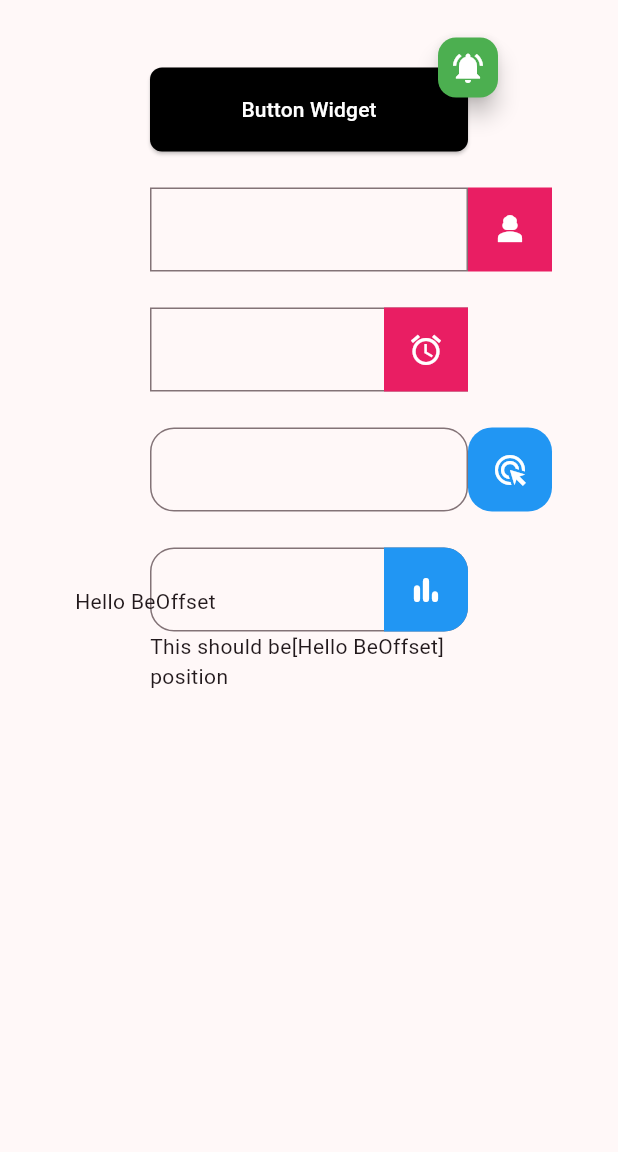
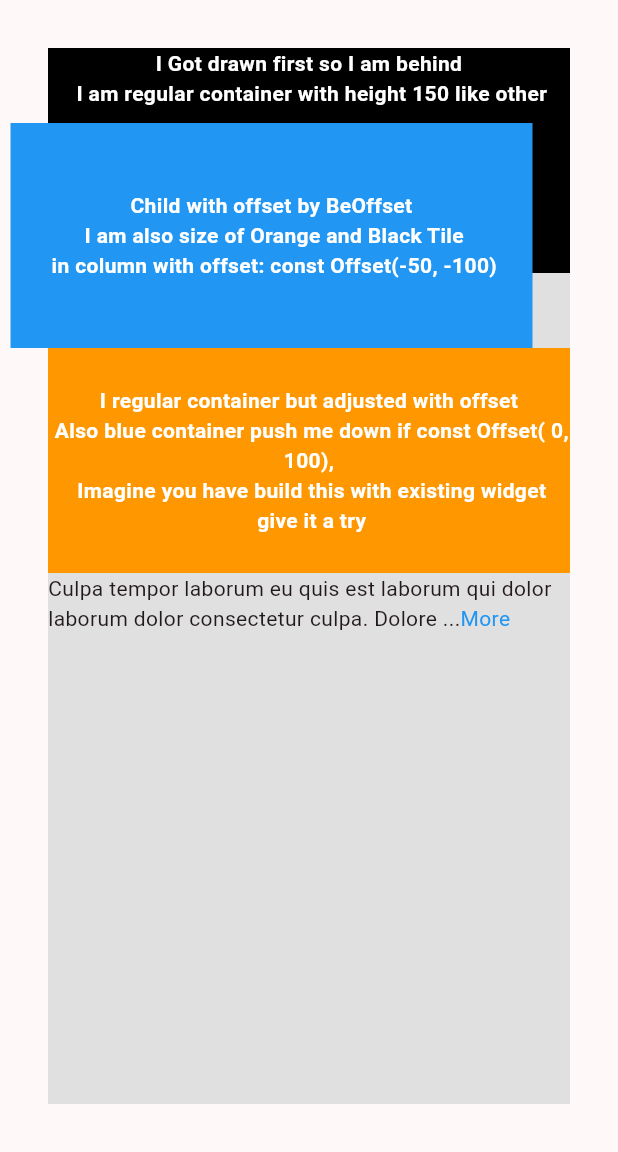
Before and after one commit to BusinessOcean/be_widgets, a Flutter app: the screen it shows after launch, on a phone screen of 412 x 824 dp, the part 84-1236 px from its top. Run offline on Flutter 3.47's test engine with Material 3 defaults, Android fonts, the phone set to English and light mode, and no system bars.

Commit message:
added be_text_more & be_offset

```diff
--- a/example/lib/main.dart
+++ b/example/lib/main.dart
@@ -1,5 +1,4 @@
 import 'package:be_widgets/be_widgets.dart';
-import 'package:example/example/input_label.dart';
 import 'package:flutter/material.dart';
 
 void main() {
@@ -41,46 +40,125 @@ class _MyHomePageState extends State<MyHomePage> {
       ),
       // body: const SingleExample(),
       body: Container(
-        margin: const EdgeInsets.symmetric(vertical: 45, horizontal: 100),
-        child: ListView(
-          children: [
-            BeBadge(
-              badge: FloatingActionButton.small(
-                backgroundColor: Colors.green,
-                onPressed: () {},
-                child: const Icon(
-                  Icons.notifications_active,
-                  color: Colors.white,
+        padding: const EdgeInsets.all(32),
+        child: Container(
+          color: Colors.grey.shade300,
+          child: Column(
+            children: [
+              Container(
+                color: Colors.black,
+                width: double.infinity,
+                height: 150,
+                child: const Text(
+                  "I Got drawn first so I am behind\n I am regular container with height 150 like other",
+                  textAlign: TextAlign.center,
+                  style: TextStyle(
+                    fontWeight: FontWeight.bold,
+                    fontSize: 14,
+                    color: Colors.white,
+                  ),
                 ),
               ),
-              child: ElevatedButton(
-                  onPressed: () {},
-                  style: const ButtonStyle(
-                      shape: MaterialStatePropertyAll(RoundedRectangleBorder(
-                          borderRadius: BorderRadius.all(Radius.circular(8)))),
-                      backgroundColor: MaterialStatePropertyAll(Colors.black)),
-                  child: const Padding(
-                    padding: EdgeInsets.all(18.0),
-                    child: Text("Button Widget",
-                        style: TextStyle(color: Colors.white)),
-                  )),
-            ),
-            boxGap,
-            const InputLabel(),
-            boxGap,
-            const InputLabelInnerRight(),
-            boxGap,
-            const InputLabelRounded(),
-            boxGap,
-            const InputLabelRoundedRegular(),
-            const BeOffset(
-              offset: Offset(-50, -30),
-              child: Text("Hello BeOffset"),
-            ),
-            const Text("This should be[Hello BeOffset] position"),
-          ],
+              BeOffset(
+                offset: const Offset(-50, -100),
+                child: Container(
+                  color: Colors.blue,
+                  height: 150,
+                  child: InkWell(
+                    onTap: () {
+                      ScaffoldMessenger.of(context).showSnackBar(
+                        const SnackBar(
+                          content: Text('BeOffset Got clicked!!!1'),
+                        ),
+                      );
+                    },
+                    child: const Center(
+                      child: Text(
+                        "Child with offset by BeOffset\n I am also size of Orange and Black Tile\n in column with offset: const Offset(-50, -100)",
+                        textAlign: TextAlign.center,
+                        style: TextStyle(
+                          fontWeight: FontWeight.bold,
+                          fontSize: 14,
+                          color: Colors.white,
+                        ),
+                      ),
+                    ),
+                  ),
+                ),
+              ),
+              Container(
+                color: Colors.orange,
+                height: 150,
+                child: const Center(
+                  child: Text(
+                    "I regular container but adjusted with offset \n Also blue container push me down if const Offset( 0, 100),\n Imagine you have build this with existing widget\n give it a try",
+                    textAlign: TextAlign.center,
+                    style: TextStyle(
+                      fontWeight: FontWeight.bold,
+                      fontSize: 14,
+                      color: Colors.white,
+                    ),
+                  ),
+                ),
+              ),
+              const BeTextMore(
+                  'Culpa tempor laborum eu quis est laborum qui dolor laborum dolor consectetur culpa. Dolore ea pariatur mollit ipsum exercitation excepteur et. Dolore duis id in voluptate laboris commodo qui fugiat quis. Sunt mollit do minim reprehenderit pariatur deserunt quis. Anim duis laboris pariatur incididunt ex velit cupidatat cillum qui. Amet pariatur laboris occaecat nostrud aliqua dolor aliqua. Enim ex consequat dolor elit. Aliquip ipsum do ad in pariatur deserunt consequat commodo magna sint. Ex et excepteur magna laboris ad consequat ex reprehenderit magna ullamco veniam. Elit Lorem voluptate ut culpa aliquip irure reprehenderit incididunt magna culpa. Consequat proident nulla id magna cillum voluptate exercitation quis dolore eu. Reprehenderit non aliqua laborum consectetur pariatur tempor cupidatat incididunt enim.'),
+              // Container(
+              //   color: Colors.red,
+              //   height: 50,
+              //   child: const Center(
+              //     child: Text(
+              //       "LAST ITEM IN COLUMN",
+              //       textAlign: TextAlign.center,
+              //       style: TextStyle(
+              //         fontWeight: FontWeight.bold,
+              //         fontSize: 14,
+              //         color: Colors.white,
+              //       ),
+              //     ),
+              //   ),
+              // )
+            ],
+          ),
         ),
       ),
+
+      // body: Container(
+      //   margin: const EdgeInsets.symmetric(vertical: 45, horizontal: 100),
+      //   child: ListView(
+      //     children: [
+      //       BeBadge(
+      //         badge: FloatingActionButton.small(
+      //           backgroundColor: Colors.green,
+      //           onPressed: () {},
+      //           child: const Icon(
+      //             Icons.notifications_active,
+      //             color: Colors.white,
+      //           ),
+      //         ),
+      //         child: ElevatedButton(
+      //             onPressed: () {},
+      //             style: const ButtonStyle(
+      //                 shape: MaterialStatePropertyAll(RoundedRectangleBorder(
+      //                     borderRadius: BorderRadius.all(Radius.circular(8)))),
+      //                 backgroundColor: MaterialStatePropertyAll(Colors.black)),
+      //             child: const Padding(
+      //               padding: EdgeInsets.all(18.0),
+      //               child: Text("Button Widget",
+      //                   style: TextStyle(color: Colors.white)),
+      //             )),
+      //       ),
+      //       boxGap,
+      //       const InputLabel(),
+      //       boxGap,
+      //       const InputLabelInnerRight(),
+      //       boxGap,
+      //       const InputLabelRounded(),
+      //       boxGap,
+      //       const InputLabelRoundedRegular(),
+      //     ],
+      //   ),
+      // ),
     );
   }
 }
--- a/lib/be_widgets.dart
+++ b/lib/be_widgets.dart
@@ -5,3 +5,4 @@ export 'src/be_label.dart';
 export 'src/be_multi_badge.dart';
 export 'src/be_multi_label.dart';
 export 'src/be_offset.dart';
+export 'src/be_text_more.dart';
--- a/lib/src/be_offset.dart
+++ b/lib/src/be_offset.dart
@@ -7,24 +7,25 @@ import 'package:flutter/rendering.dart';
 /// [child] of Widget Type. badge widget respects child widget dimension
 /// [offset] translate widget to offset based on [Offset] default is [Offset.zero]
 class BeOffset extends SingleChildRenderObjectWidget {
-  const BeOffset({
-    super.key,
-    required super.child,
-    this.offset = Offset.zero,
-  });
+  const BeOffset(
+      {super.key,
+      required super.child,
+      this.offset = Offset.zero,
+      this.claimPosition = false});
   final Offset offset;
+  final bool claimPosition;
   @override
   RenderObject createRenderObject(BuildContext context) =>
-      _BeOffsetRenderObject(
-        offset: offset,
-      );
+      _BeOffsetRenderObject(offset: offset, claimPosition: claimPosition);
 
   @override
   void updateRenderObject(
     BuildContext context,
     _BeOffsetRenderObject renderObject,
   ) {
-    renderObject.offset = offset;
+    renderObject
+      ..offset = offset
+      ..claimPosition = claimPosition;
   }
 }
 
@@ -32,7 +33,9 @@ class _BeOffsetRenderObject extends RenderBox
     with RenderObjectWithChildMixin<RenderBox> {
   _BeOffsetRenderObject({
     required Offset offset,
-  }) : _offset = offset;
+    required bool claimPosition,
+  })  : _offset = offset,
+        _claimPosition = claimPosition;
 
   Offset _offset;
   set offset(Offset value) {
@@ -40,12 +43,26 @@ class _BeOffsetRenderObject extends RenderBox
     markNeedsPaint();
   }
 
+  bool _claimPosition;
+
+  set claimPosition(bool value) {
+    _claimPosition = value;
+    markNeedsPaint();
+  }
+
+  @override
+  void setupParentData(covariant RenderObject child) {
+    child.parentData = _BeBadgeChildParentData();
+  }
+
   @override
   void performLayout() {
     final child = this.child;
     if (child != null) {
       child.layout(constraints, parentUsesSize: true);
-      size = constraints.constrain(child.size + _offset);
+      (_claimPosition)
+          ? size = constraints.constrain(child.size)
+          : size = constraints.constrain(child.size + _offset);
     } else {
       size = constraints.smallest;
     }
@@ -61,8 +78,11 @@ class _BeOffsetRenderObject extends RenderBox
   }
 
   @override
-  bool hitTestChildren(BoxHitTestResult result, {required Offset position}) {
-    // Transform the hit position based on the child's offset
+  bool hitTest(BoxHitTestResult result, {required Offset position}) {
     return child?.hitTest(result, position: position - _offset) == true;
   }
 }
+
+// Custom parent data for the BeBadge widget
+class _BeBadgeChildParentData extends ContainerBoxParentData<RenderBox>
+    with ContainerParentDataMixin<RenderBox> {}
--- /dev/null
+++ b/lib/src/be_text_more.dart
@@ -0,0 +1,145 @@
+import 'package:flutter/gestures.dart';
+import 'package:flutter/material.dart';
+import 'package:flutter/rendering.dart';
+
+enum BeEllipsis { start, middle, end }
+
+class BeTextMore extends LeafRenderObjectWidget {
+  final String text;
+  final TextStyle? style;
+  final BeEllipsis ellipsis;
+  final int displayLines;
+  final String expandText;
+  final String collapsedText;
+
+  const BeTextMore(
+    this.text, {
+    super.key,
+    this.style,
+    this.ellipsis = BeEllipsis.end,
+    this.displayLines = 2,
+    this.expandText = 'More',
+    this.collapsedText = 'Less',
+  });
+
+  @override
+  RenderObject createRenderObject(BuildContext context) {
+    return _RenderBeTextMore(
+        text: text,
+        style: style ?? DefaultTextStyle.of(context).style,
+        ellipsis: ellipsis,
+        displayLines: displayLines,
+        expandText: expandText,
+        collapsedText: collapsedText,
+        textDirection: Directionality.of(context));
+  }
+
+  @override
+  void updateRenderObject(
+      BuildContext context, covariant RenderObject renderObject) {
+    super.updateRenderObject(context, renderObject);
+  }
+}
+
+class _RenderBeTextMore extends RenderBox {
+  final TextPainter _textPainter = TextPainter();
+  String text;
+  TextStyle style;
+  BeEllipsis ellipsis;
+  int displayLines;
+  String expandText;
+  String collapsedText;
+  TextDirection textDirection;
+
+  bool _isExpanded = false;
+  late final TapGestureRecognizer _tapGestureRecognizer;
+
+  _RenderBeTextMore({
+    required this.text,
+    required this.style,
+    required this.ellipsis,
+    required this.displayLines,
+    required this.expandText,
+    required this.collapsedText,
+    required this.textDirection,
+  }) {
+    _tapGestureRecognizer = TapGestureRecognizer()..onTap = _handleTap;
+  }
+
+  void _handleTap() {
+    _isExpanded = !_isExpanded;
+    markNeedsLayout();
+  }
+
+  @override
+  void detach() {
+    _tapGestureRecognizer.dispose();
+    super.detach();
+  }
+
+  @override
+  void performLayout() {
+    final link = TextSpan(
+      text: _isExpanded ? collapsedText : expandText,
+      style: style.copyWith(color: Colors.blue),
+    );
+    final linkPainter = TextPainter(
+      text: link,
+      textDirection: textDirection,
+      maxLines: 1,
+    );
+    linkPainter.layout();
+
+    // compute the text span that fits within the allowed lines
+    _textPainter
+      ..text = TextSpan(text: text, style: style)
+      ..maxLines = _isExpanded ? null : displayLines
+      ..textDirection = textDirection;
+    _textPainter.layout(maxWidth: constraints.maxWidth);
+
+    final linkLength = linkPainter.width;
+    // final textLength = _textPainter.width;
+
+    if (!_isExpanded && _textPainter.didExceedMaxLines) {
+      String eclipsedText = text;
+      int cutoffIndex = text.length;
+
+      while (_textPainter.didExceedMaxLines) {
+        cutoffIndex--;
+        eclipsedText = '${text.substring(0, cutoffIndex)}...';
+        _textPainter.text = TextSpan(text: eclipsedText, style: style);
+        _textPainter.layout(maxWidth: constraints.maxWidth - linkLength);
+      }
+
+      _textPainter.text = TextSpan(
+        text: eclipsedText,
+        style: style,
+        children: [link],
+      );
+      _textPainter.layout(maxWidth: constraints.maxWidth);
+    }
+    size = Size(constraints.maxWidth,
+        _isExpanded ? _textPainter.height : style.fontSize! * displayLines);
+  }
+
+  @override
+  void paint(PaintingContext context, Offset offset) {
+    _textPainter.paint(context.canvas, offset);
+  }
+
+  @override
+  bool hitTestSelf(Offset position) => true;
+
+  @override
+  void handleEvent(PointerEvent event, covariant BoxHitTestEntry entry) {
+    if (event is PointerDownEvent) {
+      _tapGestureRecognizer.addPointer(event);
+    }
+  }
+
+  @override
+  void dispose() {
+    _tapGestureRecognizer.dispose();
+    super.dispose();
+  }
+}
--- a/pubspec.yaml
+++ b/pubspec.yaml
@@ -1,6 +1,6 @@
 name: be_widgets
 description: Flutter package for badging and labeling widget along with any widget which reduce you amount of code significantly and also performance improvement.
-version: 1.0.4
+version: 1.1.0
 homepage: https://github.com/BusinessOcean/be_widgets
 # https://pub.dev/packages/be_widgets
 
@@ -9,6 +9,7 @@ repository: https://github.com/BusinessOcean/be_widgets
 screenshots:
   - ./screenshots/screen-shot-2.png
   - ./screenshots/screen-shot-3.png
+  - ./screenshots/screen-shot-4.png
 
 environment:
   sdk: '>=3.1.5 <4.0.0'
```
Also changed, not shown: 3 other files.
